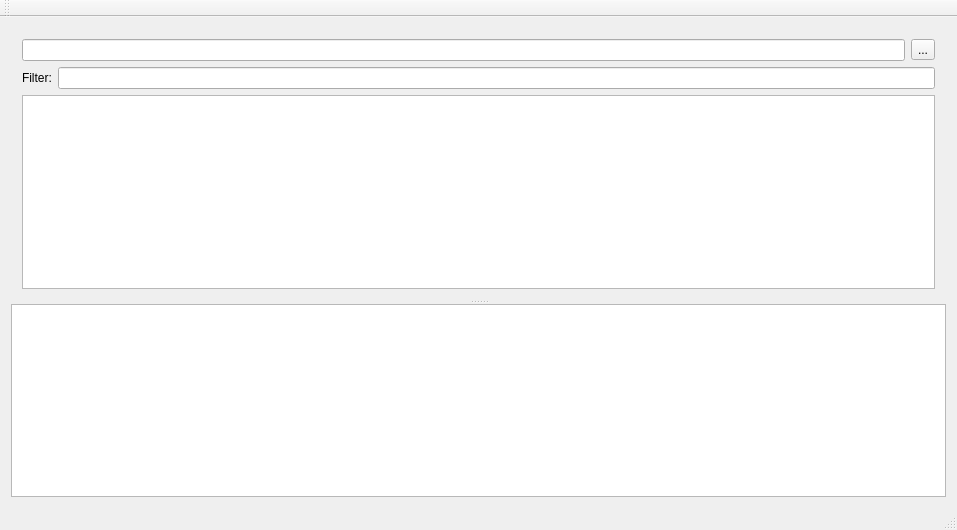
wilthoma/bibtexsearch, file BibTexSearch/mainwindow.ui: the form before one commit.
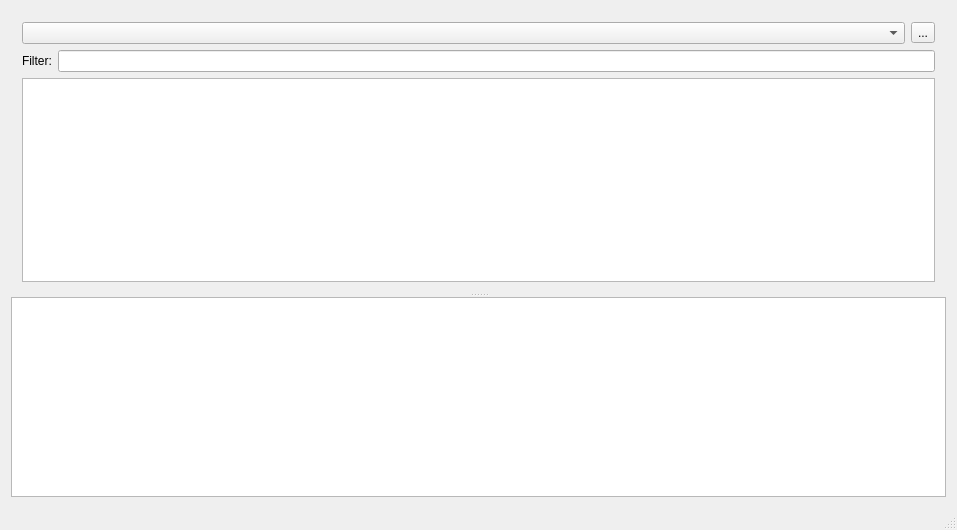
The form after the commit. Icons and pictures are not drawn.

```diff
--- a/BibTexSearch/mainwindow.ui
+++ b/BibTexSearch/mainwindow.ui
@@ -25,9 +25,9 @@
         <item>
          <layout class="QHBoxLayout" name="horizontalLayout">
           <item>
-           <widget class="QLineEdit" name="txtFolder">
-            <property name="readOnly">
-             <bool>true</bool>
+           <widget class="QComboBox" name="cmbFolder">
+            <property name="editable">
+             <bool>false</bool>
             </property>
            </widget>
           </item>
@@ -97,20 +97,6 @@
     </rect>
    </property>
   </widget>
-  <widget class="QToolBar" name="mainToolBar">
-   <property name="movable">
-    <bool>true</bool>
-   </property>
-   <property name="floatable">
-    <bool>false</bool>
-   </property>
-   <attribute name="toolBarArea">
-    <enum>TopToolBarArea</enum>
-   </attribute>
-   <attribute name="toolBarBreak">
-    <bool>false</bool>
-   </attribute>
-  </widget>
   <widget class="QStatusBar" name="statusBar"/>
   <action name="action_Quit">
    <property name="text">
```
Left out of the diff: 8 changed lines with no effect on the pictures.
